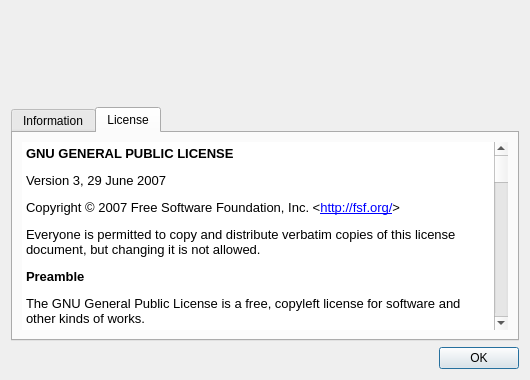
Before: the Qt Designer form ui/gaboutdialog.ui in martinrotter/qgothic, drawn with Qt 5.
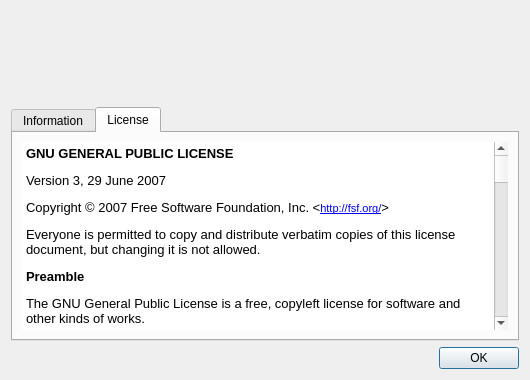
After: the same form once the commit is applied. The open tabs and pages were chosen to show the change. Icons and pictures are not drawn.

```diff
--- a/ui/gaboutdialog.ui
+++ b/ui/gaboutdialog.ui
@@ -163,10 +163,10 @@
           <string notr="true">&lt;!DOCTYPE HTML PUBLIC &quot;-//W3C//DTD HTML 4.0//EN&quot; &quot;http://www.w3.org/TR/REC-html40/strict.dtd&quot;&gt;
 &lt;html&gt;&lt;head&gt;&lt;meta name=&quot;qrichtext&quot; content=&quot;1&quot; /&gt;&lt;style type=&quot;text/css&quot;&gt;
 p, li { white-space: pre-wrap; }
-&lt;/style&gt;&lt;/head&gt;&lt;body style=&quot; font-family:'Sans Serif'; font-size:9pt; font-weight:400; font-style:normal;&quot;&gt;
+&lt;/style&gt;&lt;/head&gt;&lt;body style=&quot; font-family:'MS Shell Dlg 2'; font-size:8.25pt; font-weight:400; font-style:normal;&quot;&gt;
 &lt;p style=&quot; margin-top:0px; margin-bottom:0px; margin-left:0px; margin-right:0px; -qt-block-indent:0; text-indent:0px;&quot;&gt;&lt;span style=&quot; font-family:'Arial'; font-size:10pt; font-weight:600;&quot;&gt;GNU GENERAL PUBLIC LICENSE&lt;/span&gt;&lt;/p&gt;
 &lt;p style=&quot; margin-top:12px; margin-bottom:12px; margin-left:0px; margin-right:0px; -qt-block-indent:0; text-indent:0px;&quot;&gt;&lt;span style=&quot; font-family:'Arial'; font-size:10pt;&quot;&gt;Version 3, 29 June 2007 &lt;/span&gt;&lt;/p&gt;
-&lt;p style=&quot; margin-top:12px; margin-bottom:12px; margin-left:0px; margin-right:0px; -qt-block-indent:0; text-indent:0px;&quot;&gt;&lt;span style=&quot; font-family:'Arial'; font-size:10pt;&quot;&gt;Copyright © 2007 Free Software Foundation, Inc. &amp;lt;&lt;/span&gt;&lt;a href=&quot;http://fsf.org/&quot;&gt;&lt;span style=&quot; font-family:'Arial'; font-size:10pt; text-decoration: underline; color:#0000ff;&quot;&gt;http://fsf.org/&lt;/span&gt;&lt;/a&gt;&lt;span style=&quot; font-family:'Arial'; font-size:10pt;&quot;&gt;&amp;gt;&lt;/span&gt;&lt;/p&gt;
+&lt;p style=&quot; margin-top:12px; margin-bottom:12px; margin-left:0px; margin-right:0px; -qt-block-indent:0; text-indent:0px;&quot;&gt;&lt;span style=&quot; font-family:'Arial'; font-size:10pt;&quot;&gt;Copyright © 2007 Free Software Foundation, Inc. &amp;lt;&lt;/span&gt;&lt;a href=&quot;http://fsf.org/&quot;&gt;&lt;span style=&quot; font-size:8pt; text-decoration: underline; color:#0000ff;&quot;&gt;http://fsf.org/&lt;/span&gt;&lt;/a&gt;&lt;span style=&quot; font-family:'Arial'; font-size:10pt;&quot;&gt;&amp;gt;&lt;/span&gt;&lt;/p&gt;
 &lt;p style=&quot; margin-top:12px; margin-bottom:12px; margin-left:0px; margin-right:0px; -qt-block-indent:0; text-indent:0px;&quot;&gt;&lt;span style=&quot; font-family:'Arial'; font-size:10pt;&quot;&gt;Everyone is permitted to copy and distribute verbatim copies of this license document, but changing it is not allowed. &lt;/span&gt;&lt;/p&gt;
 &lt;p style=&quot; margin-top:0px; margin-bottom:0px; margin-left:0px; margin-right:0px; -qt-block-indent:0; text-indent:0px;&quot;&gt;&lt;a name=&quot;preamble&quot;&gt;&lt;/a&gt;&lt;span style=&quot; font-family:'Arial'; font-size:10pt; font-weight:600;&quot;&gt;P&lt;/span&gt;&lt;span style=&quot; font-family:'Arial'; font-size:10pt; font-weight:600;&quot;&gt;reamble&lt;/span&gt;&lt;span style=&quot; font-family:'Arial'; font-size:10pt;&quot;&gt; &lt;/span&gt;&lt;/p&gt;
 &lt;p style=&quot; margin-top:12px; margin-bottom:12px; margin-left:0px; margin-right:0px; -qt-block-indent:0; text-indent:0px;&quot;&gt;&lt;span style=&quot; font-family:'Arial'; font-size:10pt;&quot;&gt;The GNU General Public License is a free, copyleft license for software and other kinds of works. &lt;/span&gt;&lt;/p&gt;
@@ -290,7 +290,8 @@
 &lt;p style=&quot; margin-top:0px; margin-bottom:0px; margin-left:0px; margin-right:0px; -qt-block-indent:0; text-indent:0px;&quot;&gt;&lt;span style=&quot; font-family:'Courier New,courier'; font-size:10pt;&quot;&gt;    but WITHOUT ANY WARRANTY; without even the implied warranty of&lt;/span&gt;&lt;/p&gt;
 &lt;p style=&quot; margin-top:0px; margin-bottom:0px; margin-left:0px; margin-right:0px; -qt-block-indent:0; text-indent:0px;&quot;&gt;&lt;span style=&quot; font-family:'Courier New,courier'; font-size:10pt;&quot;&gt;    MERCHANTABILITY or FITNESS FOR A PARTICULAR PURPOSE.  See the&lt;/span&gt;&lt;/p&gt;
 &lt;p style=&quot; margin-top:0px; margin-bottom:0px; margin-left:0px; margin-right:0px; -qt-block-indent:0; text-indent:0px;&quot;&gt;&lt;span style=&quot; font-family:'Courier New,courier'; font-size:10pt;&quot;&gt;    GNU General Public License for more details.&lt;br /&gt;&lt;/span&gt;&lt;/p&gt;
-&lt;p style=&quot;-qt-paragraph-type:empty; margin-top:0px; margin-bottom:0px; margin-left:0px; margin-right:0px; -qt-block-indent:0; text-indent:0px; font-family:'Courier New,courier'; font-size:10pt;&quot;&gt;&lt;br /&gt;&lt;/p&gt;
+&lt;p style=&quot;-qt-paragraph-type:empty; margin-top:0px; margin-bottom:0px; margin-left:0px; margin-right:0px; -qt-block-indent:0; text-indent:0px; font-family:'Courier New,courier'; font-size:10pt;&quot;&gt;&lt;/p&gt;
+&lt;p style=&quot; margin-top:0px; margin-bottom:0px; margin-left:0px; margin-right:0px; -qt-block-indent:0; text-indent:0px;&quot;&gt;&lt;span style=&quot; font-family:'Courier New,courier'; font-size:10pt;&quot;&gt;&lt;br /&gt;&lt;/span&gt;&lt;/p&gt;
 &lt;p style=&quot; margin-top:0px; margin-bottom:0px; margin-left:0px; margin-right:0px; -qt-block-indent:0; text-indent:0px;&quot;&gt;&lt;span style=&quot; font-family:'Courier New,courier'; font-size:10pt;&quot;&gt;    You should have received a copy of the GNU General Public License&lt;/span&gt;&lt;/p&gt;
 &lt;p style=&quot; margin-top:0px; margin-bottom:12px; margin-left:0px; margin-right:0px; -qt-block-indent:0; text-indent:0px;&quot;&gt;&lt;span style=&quot; font-family:'Courier New,courier'; font-size:10pt;&quot;&gt;    along with this program.  If not, see &amp;lt;http://www.gnu.org/licenses/&amp;gt;. &lt;/span&gt;&lt;/p&gt;
 &lt;p style=&quot; margin-top:12px; margin-bottom:12px; margin-left:0px; margin-right:0px; -qt-block-indent:0; text-indent:0px;&quot;&gt;&lt;span style=&quot; font-family:'Arial'; font-size:10pt;&quot;&gt;Also add information on how to contact you by electronic and paper mail. &lt;/span&gt;&lt;/p&gt;
```
